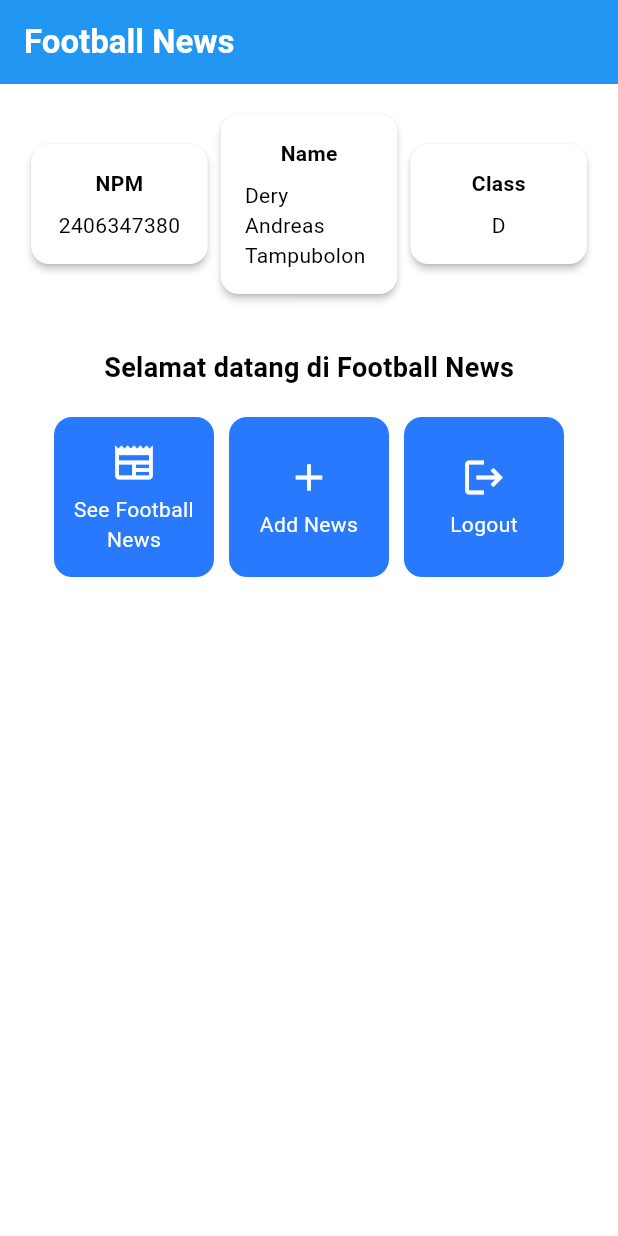
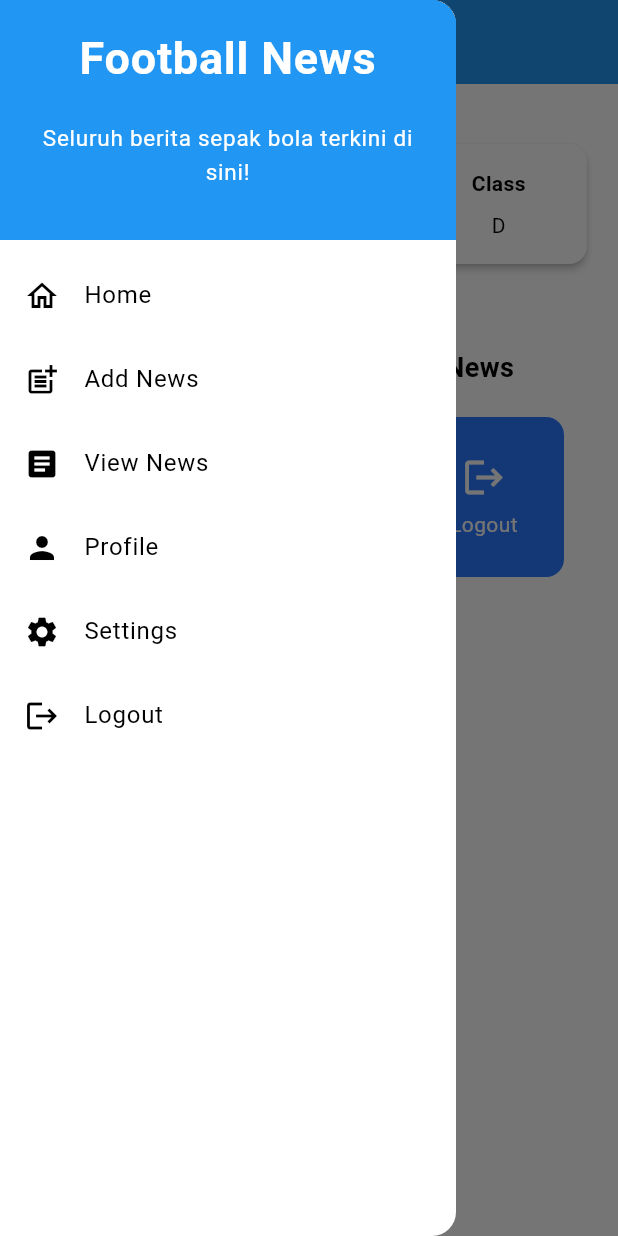
Before and after one commit to deryandreas/football-news-mobile, a Flutter app: the screen it shows after launch, with the side drawer open (before the commit the screen has no drawer), on a phone screen of 412 x 824 dp. Run offline on Flutter 3.47's test engine with Material 3 defaults, Android fonts, the phone set to English and light mode, and no system bars.

Commit message:
Tutorial 7

```diff
--- a/lib/menu.dart
+++ b/lib/menu.dart
@@ -1,4 +1,7 @@
 import 'package:flutter/material.dart';
+import 'package:football_news/newslist_form.dart';
+import 'package:football_news/widgets/left_drawer.dart';
+
 
 class MyHomePage extends StatelessWidget {
     MyHomePage({super.key});
@@ -31,6 +34,7 @@ class MyHomePage extends StatelessWidget {
         // Warna latar belakang AppBar diambil dari skema warna tema aplikasi.
         backgroundColor: Theme.of(context).colorScheme.primary,
       ),
+        drawer: LeftDrawer(),
       // Body halaman dengan padding di sekelilingnya.
       body: Padding(
         padding: const EdgeInsets.all(16.0),
@@ -158,6 +162,10 @@ class ItemCard extends StatelessWidget {
             ..showSnackBar(
               SnackBar(content: Text("Kamu telah menekan tombol ${item.name}!"))
             );
+             if (item.name == "Tambah Berita") {
+                Navigator.push(context,
+                MaterialPageRoute(builder: (context) => const NewsFormPage()));
+             }
         },
         // Container untuk menyimpan Icon dan Text
         child: Container(
--- /dev/null
+++ b/lib/pages/my_home_page.dart
@@ -0,0 +1 @@
+// TODO Implement this library.
--- /dev/null
+++ b/lib/pages/news_form_page.dart
@@ -0,0 +1 @@
+// TODO Implement this library.
--- /dev/null
+++ b/lib/widgets/left_drawer.dart
@@ -0,0 +1,112 @@
+import 'package:flutter/material.dart';
+import 'package:football_news/menu.dart';
+import 'package:football_news/newslist_form.dart';
+
+class LeftDrawer extends StatelessWidget {
+  const LeftDrawer({super.key});
+
+  @override
+  Widget build(BuildContext context) {
+    return Drawer(
+      child: ListView(
+        padding: EdgeInsets.zero, // Supaya header tidak ada padding default
+        children: [
+          const DrawerHeader(
+            decoration: BoxDecoration(
+              color: Colors.blue,
+            ),
+            child: Column(
+              children: [
+                Text(
+                  'Football News',
+                  textAlign: TextAlign.center,
+                  style: TextStyle(
+                    fontSize: 30,
+                    fontWeight: FontWeight.bold,
+                    color: Colors.white,
+                  ),
+                ),
+                Padding(padding: EdgeInsets.all(10)),
+                Text("Seluruh berita sepak bola terkini di sini!",
+                    // TODO: Tambahkan gaya teks dengan center alignment, font ukuran 15, warna putih, dan weight biasa
+                    textAlign: TextAlign.center,
+                    style: TextStyle(
+                    fontSize: 15,
+                    fontWeight: FontWeight.normal,
+                    color: Colors.white,
+                    ),
+                )
+              ],
+            ),
+          ),
+          ListTile(
+            leading: const Icon(Icons.home_outlined),
+            title: const Text('Home'),
+            // Bagian redirection ke MyHomePage
+            onTap: () {
+              Navigator.pop(context); // Tutup drawer
+              Navigator.pushReplacement(
+                context,
+                MaterialPageRoute(
+                  builder: (context) => MyHomePage(),
+                ),
+              );
+            },
+          ),
+          ListTile(
+            leading: const Icon(Icons.post_add),
+            title: const Text('Add News'),
+            // Bagian redirection ke NewsFormPage
+            onTap: () {
+              Navigator.pop(context); // Tutup drawer
+              Navigator.push(
+                context,
+                MaterialPageRoute(
+                  builder: (context) => NewsFormPage(),
+                ),
+              );
+            },
+          ),
+          ListTile(
+            leading: const Icon(Icons.article),
+            title: const Text('View News'),
+            // Redirect ke halaman melihat news (gunakan MyHomePage yang menampilkan daftar news)
+            onTap: () {
+              Navigator.pop(context); // Tutup drawer
+              Navigator.push(
+                context,
+                MaterialPageRoute(
+                  builder: (context) => MyHomePage(),
+                ),
+              );
+            },
+          ),
+          ListTile(
+            leading: const Icon(Icons.person),
+            title: const Text('Profile'),
+            onTap: () {
+              Navigator.pop(context);
+              Navigator.pushNamed(context, '/profile');
+            },
+          ),
+          ListTile(
+            leading: const Icon(Icons.settings),
+            title: const Text('Settings'),
+            onTap: () {
+              Navigator.pop(context);
+              Navigator.pushNamed(context, '/settings');
+            },
+          ),
+          ListTile(
+            leading: const Icon(Icons.logout),
+            title: const Text('Logout'),
+            onTap: () {
+              Navigator.pop(context); // Tutup drawer
+              // Tambahkan logika logout jika perlu
+            },
+          ),
+        ],
+      ),
+    );
+  }
+}
```
Also changed, not shown: form_sample/analysis_options.yaml (added, +28 -0 lines), form_sample/lib/main.dart (added, +64 -0 lines), form_sample/pubspec.yaml (added, +89 -0 lines), lib/newslist_form.dart (added, +213 -0 lines), form_sample/pubspec.lock (added), 125 other files.
